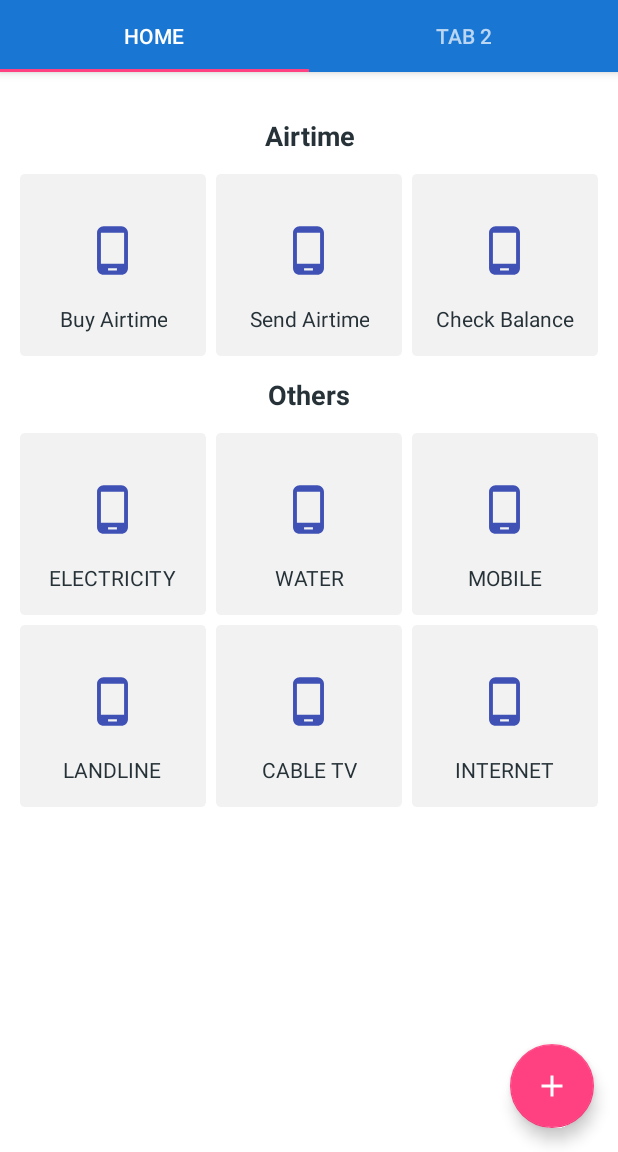
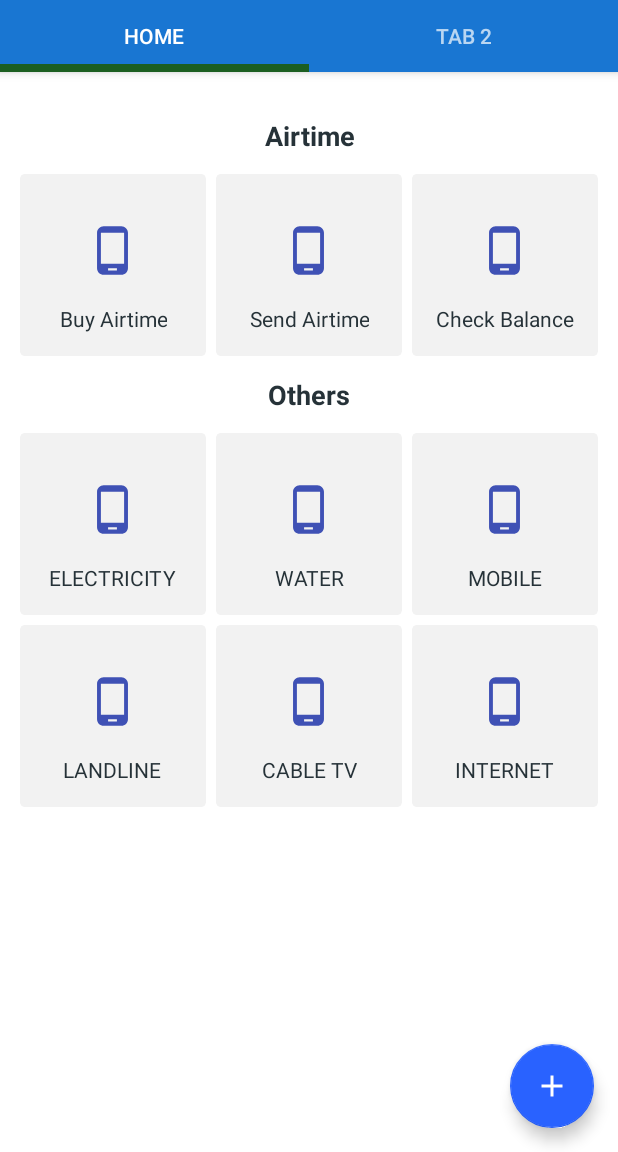
Before and after one commit to kamasuPaul/USSD-Helper, an Android app: the screen it shows after launch (MainActivity), on a phone screen of 412 x 824 dp, the part 84-1236 px from its top. Run offline under Robolectric (Android 15) with nearby library versions, the phone set to English and light mode, and no system bars; libraries missing offline, so code that uses them is left out: com.hover.sdk; plain views replace MaterialRippleLayout; 2 statements that could not run were skipped.

Commit message:
changed tab indicator colors and fab color

```diff
--- a/app/src/main/java/com/example/ussdhelper/fragments/MainFragment.java
+++ b/app/src/main/java/com/example/ussdhelper/fragments/MainFragment.java
@@ -155,7 +155,9 @@ public class MainFragment extends Fragment {
             @Override
             public void onClick(View v) {
                 Intent hoverIntent = new HoverParameters.Builder(getActivity())
+
                         .request("46e80959")
+                    .style(R.style.BaseTheme)
                         .extra("Amount", editTextAmount.getText().toString())
                         .buildIntent();
                 startActivityForResult(hoverIntent,0);
--- a/app/src/main/res/layout/activity_main.xml
+++ b/app/src/main/res/layout/activity_main.xml
@@ -31,7 +31,10 @@
             android:id="@+id/tabs"
             android:layout_width="match_parent"
             android:layout_height="wrap_content"
-            android:background="?attr/colorPrimary" />
+            android:background="?attr/colorPrimary"
+            app:tabIndicatorHeight="5dp"
+            app:tabIndicatorColor="@color/green_900"
+            />
     </com.google.android.material.appbar.AppBarLayout>
 
     <com.google.android.material.floatingactionbutton.FloatingActionButton
--- a/app/src/main/res/values/styles1.xml
+++ b/app/src/main/res/values/styles1.xml
@@ -6,7 +6,7 @@
         <!-- Customize your theme here. -->
         <item name="colorPrimary">@color/colorPrimary</item>
         <item name="colorPrimaryDark">@color/colorPrimaryDark</item>
-        <item name="colorAccent">@color/colorAccent</item>
+        <item name="colorAccent">@color/blue_A700</item>
         <item name="windowActionModeOverlay">true</item>
         <item name="android:actionModeBackground">@color/blue_grey_600</item>
         <item name="android:dialogTheme">@style/Dialog.Theme</item>
```
